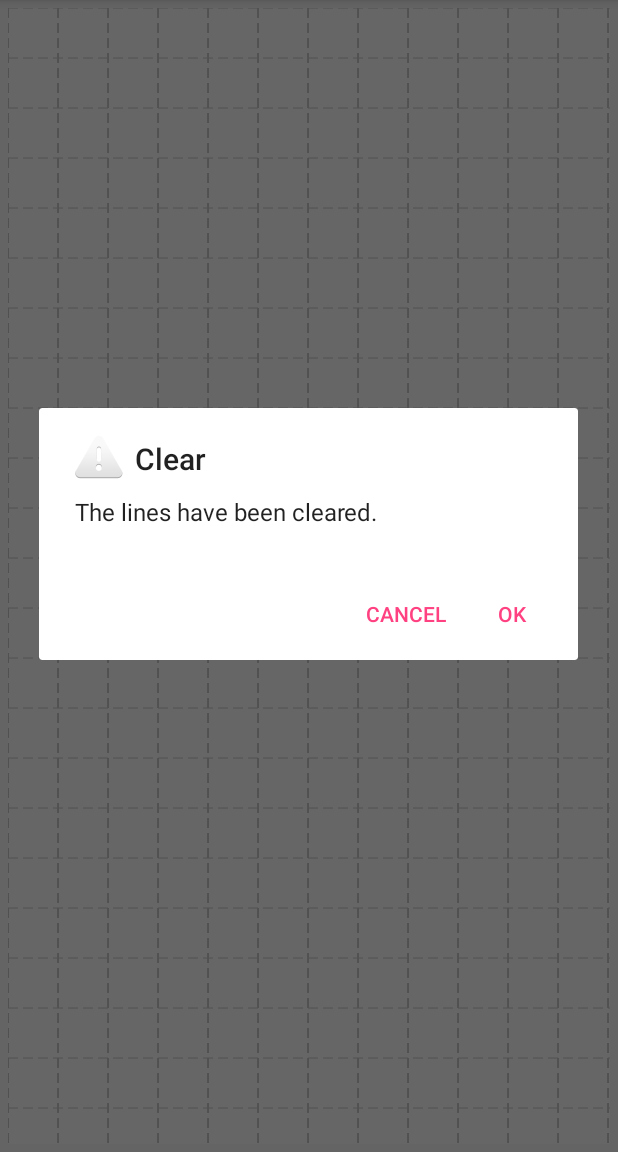
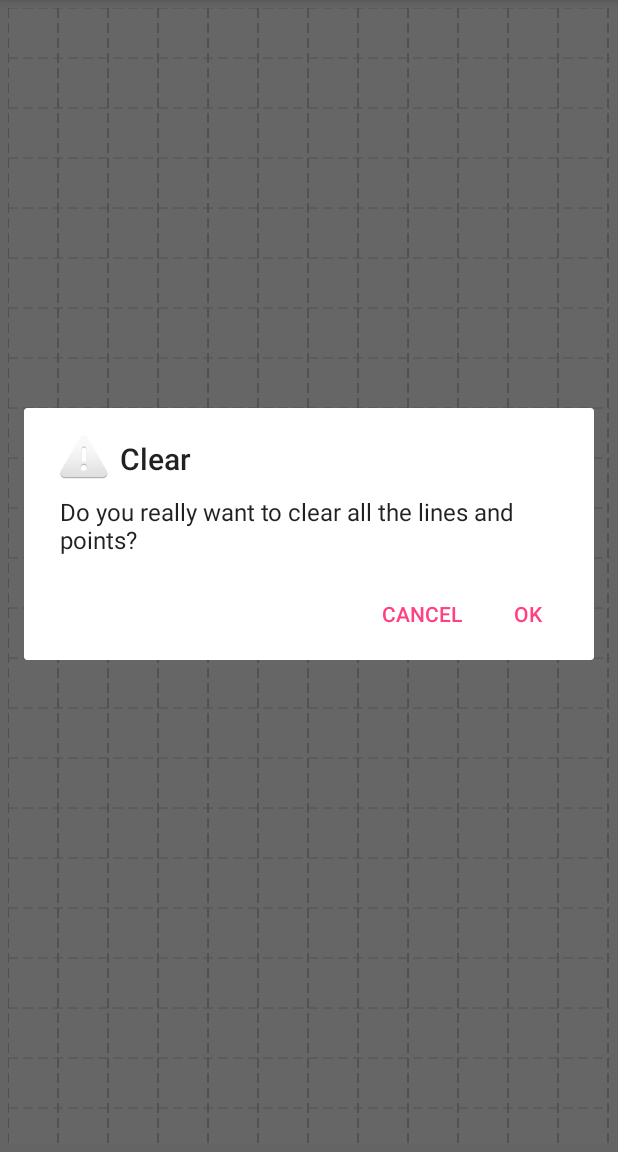
Before and after one commit to beving/stringart, an Android app: the screen it shows after launch (MainActivity), in the options menu, after a tap on "Clear", on a phone screen of 412 x 824 dp, the part 84-1236 px from its top. Run offline under Robolectric (Android 15) with nearby library versions, the phone set to English and light mode, and no system bars.

Commit message:
Adding Save. Is not fully functional.  Just wanted to save it since I've make progress.

```diff
--- a/app/src/main/AndroidManifest.xml
+++ b/app/src/main/AndroidManifest.xml
@@ -1,6 +1,7 @@
 <?xml version="1.0" encoding="utf-8"?>
 <manifest xmlns:android="http://schemas.android.com/apk/res/android"
     package="com.marksoft.stringart">
+    <uses-permission android:name="android.permission.WRITE_EXTERNAL_STORAGE" />
 
     <application
         android:allowBackup="true"
@@ -8,6 +9,8 @@
         android:label="@string/app_name"
         android:supportsRtl="true"
         android:theme="@style/AppTheme">
+        <uses-permission android:name="android.permission.WRITE_EXTERNAL_STORAGE" />
+
         <activity
             android:name=".MainActivity"
             android:label="@string/app_name"
--- a/app/src/main/java/com/marksoft/stringart/ColorDialog.java
+++ b/app/src/main/java/com/marksoft/stringart/ColorDialog.java
@@ -46,7 +46,7 @@ public class ColorDialog {
                         if (positiveResult) {
                             Toast.makeText(context, "Color selected: #" +
                                             Integer.toHexString(color).toUpperCase(),
-                                    Toast.LENGTH_SHORT).show();
+                                    Toast.LENGTH_LONG).show();
                             drawingView.getDataHandler().getDataFragment().setLastSelectedColor(color);
                             drawingView.drawLines();
 
--- a/app/src/main/java/com/marksoft/stringart/MainActivity.java
+++ b/app/src/main/java/com/marksoft/stringart/MainActivity.java
@@ -46,7 +46,7 @@ public class MainActivity extends AppCompatActivity {
         // Handle action bar item clicks here. The action bar will
         // automatically handle clicks on the Home/Up button, so long
         // as you specify a parent activity in AndroidManifest.xml..
-
+        try {
             Log.d("MainActivity", "Item ID: " + item.getItemId());
             switch (item.getItemId()) {
 
@@ -61,13 +61,14 @@ public class MainActivity extends AppCompatActivity {
                 case (R.id.action_clear): {
                     new AlertDialog.Builder(this)
                             .setTitle(R.string.clear)
-                        .setMessage(R.string.cleared)
+                            .setMessage(R.string.clear_question)
                             .setIcon(android.R.drawable.ic_dialog_alert)
                             .setPositiveButton(android.R.string.yes, new DialogInterface.OnClickListener() {
                                 public void onClick(DialogInterface dialog, int whichButton) {
                                     getDrawingView().clear();
-                                Toast.makeText(MainActivity.this, R.string.cleared, Toast.LENGTH_SHORT).show();
-                            }})
+                                    Toast.makeText(MainActivity.this, R.string.cleared, Toast.LENGTH_LONG).show();
+                                }
+                            })
                             .setNegativeButton(android.R.string.no, null).show();
                     break;
                 }
@@ -97,11 +98,21 @@ public class MainActivity extends AppCompatActivity {
                     new NumberChooserDialog().open(MainActivity.this, getDrawingView(), item.getItemId());
                     break;
                 }
+                case (R.id.action_save): {
+                    new SaveActivity().save(MainActivity.this, getDrawingView());
+                    break;
+                }
                 default: {
                     return false;
                 }
             }
             getDrawingView().reDraw();
+
+        } catch (Exception e) {
+            Log.e("MainActivity", "Caught Exception " + e.getMessage());
+            e.printStackTrace();
+            Toast.makeText(MainActivity.this, "Caught Exception " + e.getMessage(), Toast.LENGTH_LONG).show();
+        }
 
         return super.onOptionsItemSelected(item);
     }
--- a/app/src/main/res/menu/menu_main.xml
+++ b/app/src/main/res/menu/menu_main.xml
@@ -50,6 +50,12 @@
         app:showAsAction="never" />
 
     <item
+        android:id="@+id/action_save"
+        android:orderInCategory="80"
+        android:title="@string/action_save"
+        app:showAsAction="never" />
+
+    <item
         android:id="@+id/action_settings"
         android:orderInCategory="100"
         android:title="@string/action_settings"
--- a/app/src/main/res/values/strings.xml
+++ b/app/src/main/res/values/strings.xml
@@ -11,6 +11,7 @@
     <string name="toggle_grid">Toggle Grid Lines</string>
     <string name="action_line_thickness">Line Size</string>
     <string name="action_grid_size">Grid Spacing</string>
+    <string name="action_save">Save</string>
     <string name="title_activity_settings">Settings</string>
 
 
```
Lines whose indentation alone changed are shown as unchanged.
